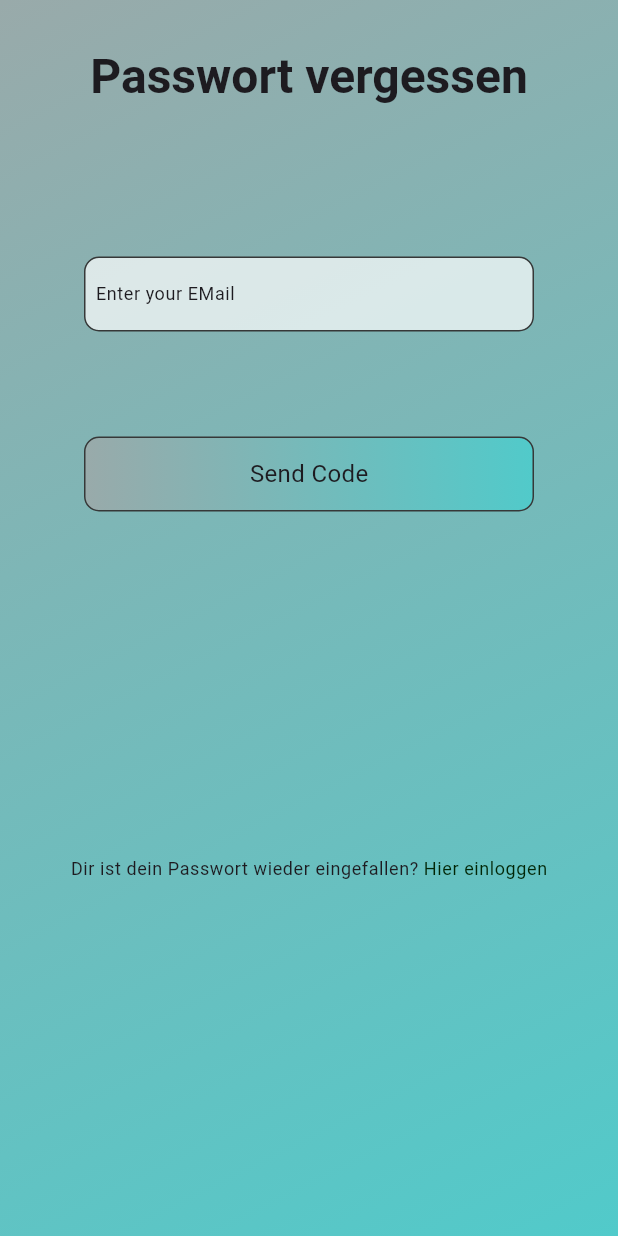
After one commit to AkademieDirk/mam_projekt_v1, a Flutter app: the PasswordRenew screen opened directly, on a phone screen of 412 x 824 dp. The commit adds this screen. Run offline on Flutter 3.47's test engine with Material 3 defaults, Android fonts, the phone set to English and light mode, and no system bars; our stand-ins replace flutter_social_button, font_awesome_flutter; Roboto replaces fonts that are missing (Urbanist).

Commit message:
Navigation to Password Forgotten screen added

```diff
--- /dev/null
+++ b/lib/features/Login_Registration/password_renew.dart
@@ -0,0 +1,89 @@
+import 'package:flutter/material.dart';
+import 'package:font_awesome_flutter/font_awesome_flutter.dart';
+import 'package:mam_projekt_v1/config/colors/colors.dart';
+import 'package:mam_projekt_v1/config/themes/themes.dart';
+
+import 'package:mam_projekt_v1/features/Abfall_ABC/widgets/classes/my_own_container.dart';
+import 'package:mam_projekt_v1/features/Login_Registration/login_screen.dart';
+import 'package:mam_projekt_v1/features/Login_Registration/registration_screen.dart';
+
+class PasswordRenew extends StatelessWidget {
+  const PasswordRenew({super.key});
+
+  @override
+  Widget build(BuildContext context) {
+    return Scaffold(
+        body: Stack(children: [
+      Container(
+        decoration: background,
+      ),
+      SafeArea(
+        child: Column(
+          children: [
+            const SizedBox(
+              height: 30,
+            ),
+            Row(
+              children: [
+                const Expanded(child: SizedBox()),
+                Text("Passwort vergessen",
+                    style: Theme.of(context).textTheme.headlineMedium),
+                const Expanded(child: SizedBox()),
+              ],
+            ),
+            const SizedBox(
+              height: 100,
+            ),
+            const Center(
+              child: MyOwnContainer(
+                text: "  Enter your EMail",
+              ),
+            ),
+            verticalSpacing,
+            const SizedBox(height: 50),
+            Center(
+              child: Container(
+                alignment: Alignment.center,
+                decoration: BoxDecoration(
+                    gradient: const LinearGradient(colors: [
+                      backgroundGradientStartColor,
+                      backgroundGradientEndColor,
+                    ]),
+                    borderRadius: const BorderRadius.all(Radius.circular(10)),
+                    border: Border.all(color: buttonBorder, width: 1.0)),
+                height: 50,
+                width: 300,
+                child: Text(
+                  "Send Code",
+                  style: Theme.of(context).textTheme.bodyMedium,
+                ),
+              ),
+            ),
+            const SizedBox(height: 150),
+            verticalSpacing,
+            verticalBigSpacing,
+            Row(
+              children: [
+                const Expanded(child: SizedBox()),
+                Text("Dir ist dein Passwort wieder eingefallen?",
+                    style: Theme.of(context).textTheme.bodySmall),
+                GestureDetector(
+                    onTap: () {
+                      Navigator.of(context).push(MaterialPageRoute(
+                          builder: (context) => const LoginScreen()));
+                    },
+                    child: Text(
+                      " Hier einloggen",
+                      style: Theme.of(context).textTheme.bodySmall?.copyWith(
+                            color: darkgreenText,
+                          ),
+                    )),
+                const Expanded(child: SizedBox()),
+              ],
+            ),
+          ],
+        ),
+      )
+    ]));
+  }
+}
--- a/lib/features/Login_Registration/registration_screen.dart
+++ b/lib/features/Login_Registration/registration_screen.dart
@@ -3,7 +3,6 @@ import 'package:flutter_social_button/flutter_social_button.dart';
 import 'package:font_awesome_flutter/font_awesome_flutter.dart';
 import 'package:mam_projekt_v1/config/colors/colors.dart';
 import 'package:mam_projekt_v1/config/themes/themes.dart';
-import 'package:flutter_social_button/flutter_social_button.dart';
 import 'package:mam_projekt_v1/features/Abfall_ABC/widgets/classes/my_own_container.dart';
 import 'package:mam_projekt_v1/features/Login_Registration/login_screen.dart';
 
@@ -27,7 +26,7 @@ class RegistrationScreen extends StatelessWidget {
               Row(
                 children: [
                   const Expanded(child: SizedBox()),
-                  Text("Hallo. Registrier dich zum starten",
+                  Text("Hallo. Registriere dich zum starten",
                       style: Theme.of(context)
                           .textTheme
                           .headlineSmall
```
